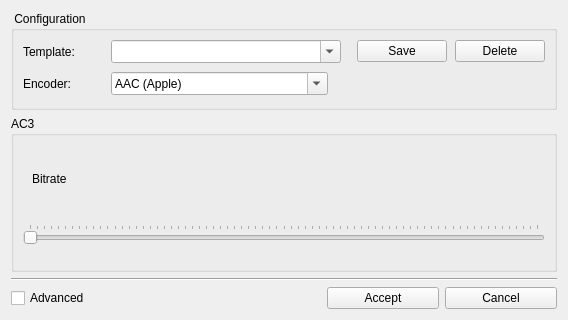
emako/qvs, file tools/audio_config.ui: the form before one commit.
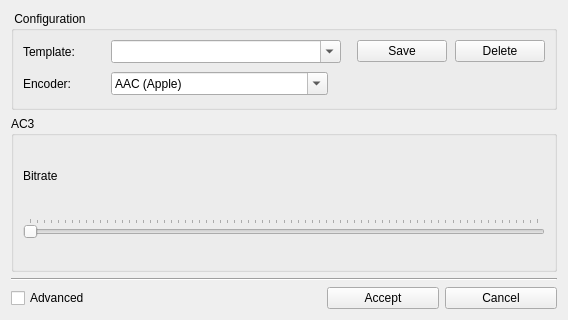
The form after the commit. The open tabs and pages were chosen to show the change. Icons and pictures are not drawn.

Commit message: added audio advanced config

Patch:
```diff
--- a/tools/audio_config.ui
+++ b/tools/audio_config.ui
@@ -1730,6 +1730,21 @@
              </sizepolicy>
             </property>
             <layout class="QHBoxLayout" name="horizontalLayout_12">
+             <property name="spacing">
+              <number>7</number>
+             </property>
+             <property name="leftMargin">
+              <number>0</number>
+             </property>
+             <property name="topMargin">
+              <number>0</number>
+             </property>
+             <property name="rightMargin">
+              <number>0</number>
+             </property>
+             <property name="bottomMargin">
+              <number>0</number>
+             </property>
              <item>
               <widget class="QLabel" name="labelAc3Bitrate">
                <property name="sizePolicy">
```
Left out of the diff: 42 changed lines with no effect on the pictures. The commit also changes 9 other files.
